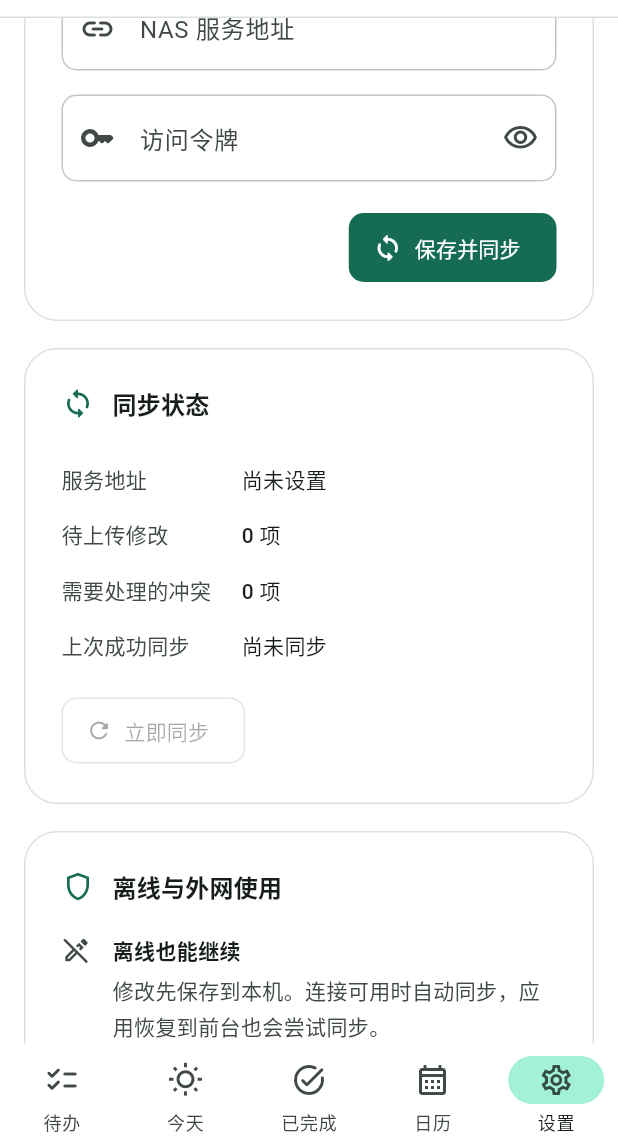
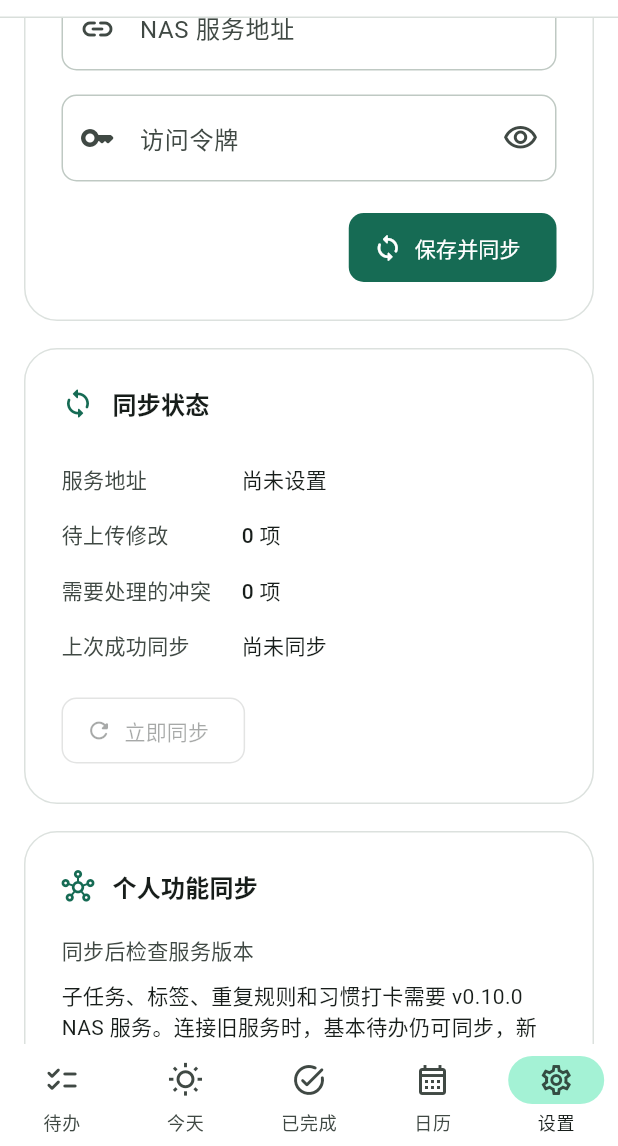
Before and after one commit to whytree222/nas-todo, a Flutter app: the screen it shows after launch, item 5 of the bottom bar chosen, scrolled down 576 dp, on a phone screen of 412 x 824 dp, the part 90-1236 px from its top. Run offline on Flutter 3.47's test engine with Material 3 defaults, Android fonts, the phone set to English and light mode, and no system bars; our stand-ins replace flutter_secure_storage.

Commit message:
Report NAS personal capability and refine repeat labels

```diff
--- a/client/lib/ui/settings_screen.dart
+++ b/client/lib/ui/settings_screen.dart
@@ -198,6 +198,19 @@ class _SettingsScreenState extends State<SettingsScreen> {
           ),
           const SizedBox(height: 18),
           _SettingsCard(
+            title: '个人功能同步',
+            icon: Icons.hub_outlined,
+            children: [
+              Text(controller.personalSupported ? '个人功能服务已连接'
+                : controller.lastSyncedAt == null ? '同步后检查服务版本' : '需要更新 NAS 个人功能服务',
+                key: const ValueKey('personal-capability-status'),
+                style: TextStyle(color: controller.personalSupported ? colors.primary : colors.onSurfaceVariant)),
+              const SizedBox(height: 10),
+              const Text('子任务、标签、重复规则和习惯打卡需要 v0.10.0 NAS 服务。连接旧服务时，基本待办仍可同步，新个人数据会保留在本机等待升级。'),
+            ],
+          ),
+          const SizedBox(height: 18),
+          _SettingsCard(
             title: '离线与外网使用',
             icon: Icons.shield_outlined,
             children: [
--- a/client/lib/ui/task_repeat_options.dart
+++ b/client/lib/ui/task_repeat_options.dart
@@ -6,11 +6,11 @@ String taskRepeatLabel(TaskRepeatRule? rule) {
   }
   final count = rule.interval == 1 ? '' : '${rule.interval} ';
   return switch (rule.frequency) {
-    'daily' => '每${count}天',
+    'daily' => '每$count天',
     'weekly' =>
-      '每${count}周${rule.weekdays.isEmpty ? '' : ' · ${rule.weekdays.map((day) => ['一', '二', '三', '四', '五', '六', '日'][day.clamp(1, 7).toInt() - 1]).join('、')}'}',
+      '每$count周${rule.weekdays.isEmpty ? '' : ' · ${rule.weekdays.map((day) => ['一', '二', '三', '四', '五', '六', '日'][day.clamp(1, 7).toInt() - 1]).join('、')}'}',
     'monthly' =>
-      '每${count}月${rule.monthDay == null ? '' : ' · ${rule.monthDay} 日'}',
+      '每$count月${rule.monthDay == null ? '' : ' · ${rule.monthDay} 日'}',
     _ => '重复待办',
   };
 }
```
